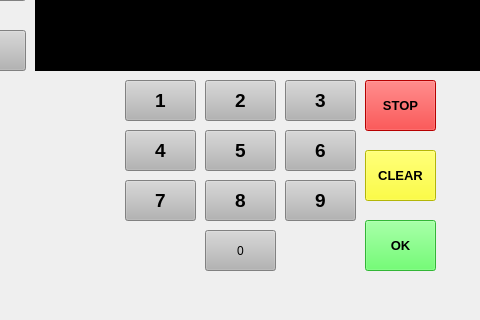
The window that bank_automat/mainwindow.ui (nikopippuri/atm-project) describes before a commit, drawn with Qt 5; both pictures show x 135 to 615 and y 280 to 600 of the 800 by 600 pixel window.
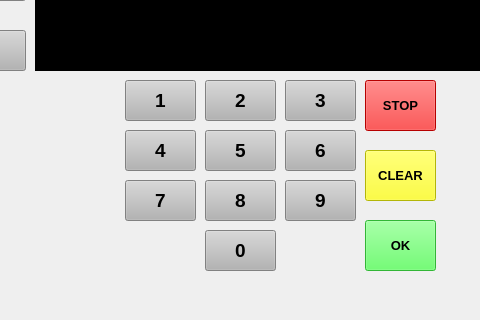
The same window after the commit.

The edit to the form file:
```diff
--- a/bank_automat/mainwindow.ui
+++ b/bank_automat/mainwindow.ui
@@ -446,6 +446,12 @@
       <height>41</height>
      </rect>
     </property>
+    <property name="font">
+     <font>
+      <pointsize>14</pointsize>
+      <bold>true</bold>
+     </font>
+    </property>
     <property name="styleSheet">
      <string notr="true">background-color: rgb(180, 180, 180);</string>
     </property>
```
Left out of the diff: 2 changed lines with no effect on the pictures.
